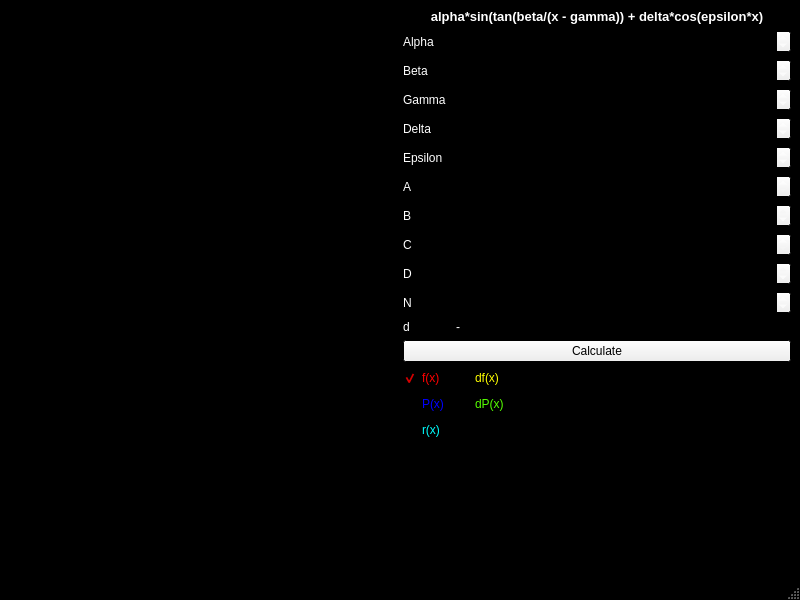
Above: mainwindow.ui from MouseGray/RiemannSum before the change. Below: the same form after it.
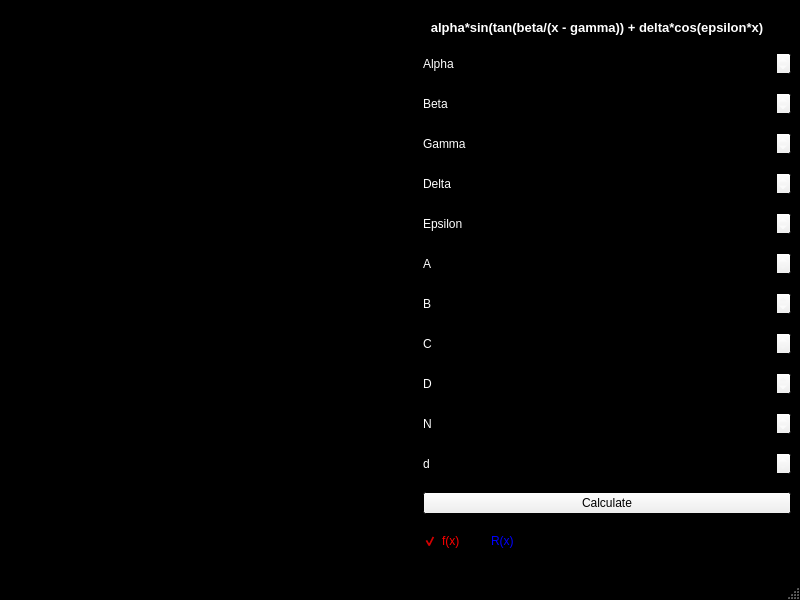
That is the form after the change. Custom widgets are drawn as their Qt base class.

The edit to the form file:
```diff
--- a/mainwindow.ui
+++ b/mainwindow.ui
@@ -117,12 +117,12 @@
      </widget>
     </item>
     <item>
-     <layout class="QFormLayout" name="formLayout">
+     <layout class="QGridLayout" name="gridLayout">
       <property name="sizeConstraint">
        <enum>QLayout::SetDefaultConstraint</enum>
       </property>
-      <item row="1" column="0">
-       <widget class="QLabel" name="AlphaText">
+      <item row="10" column="1">
+       <widget class="QLabel" name="NText">
         <property name="sizePolicy">
          <sizepolicy hsizetype="Maximum" vsizetype="Preferred">
           <horstretch>0</horstretch>
@@ -130,107 +130,11 @@
          </sizepolicy>
         </property>
         <property name="text">
-         <string>Alpha</string>
+         <string>N</string>
         </property>
        </widget>
       </item>
-      <item row="1" column="1">
-       <widget class="QDoubleSpinBox" name="Alpha">
-        <property name="sizePolicy">
-         <sizepolicy hsizetype="Preferred" vsizetype="Fixed">
-          <horstretch>0</horstretch>
-          <verstretch>0</verstretch>
-         </sizepolicy>
-        </property>
-        <property name="minimum">
-         <double>-100.000000000000000</double>
-        </property>
-        <property name="maximum">
-         <double>100.000000000000000</double>
-        </property>
-        <property name="value">
-         <double>1.000000000000000</double>
-        </property>
-       </widget>
-      </item>
-      <item row="2" column="0">
-       <widget class="QLabel" name="BetaText">
-        <property name="sizePolicy">
-         <sizepolicy hsizetype="Maximum" vsizetype="Preferred">
-          <horstretch>0</horstretch>
-          <verstretch>0</verstretch>
-         </sizepolicy>
-        </property>
-        <property name="text">
-         <string>Beta</string>
-        </property>
-       </widget>
-      </item>
-      <item row="2" column="1">
-       <widget class="QDoubleSpinBox" name="Beta">
-        <property name="sizePolicy">
-         <sizepolicy hsizetype="Preferred" vsizetype="Fixed">
-          <horstretch>0</horstretch>
-          <verstretch>0</verstretch>
-         </sizepolicy>
-        </property>
-        <property name="minimum">
-         <double>-100.000000000000000</double>
-        </property>
-        <property name="maximum">
-         <double>100.000000000000000</double>
-        </property>
-        <property name="value">
-         <double>1.000000000000000</double>
-        </property>
-       </widget>
-      </item>
-      <item row="3" column="0">
-       <widget class="QLabel" name="GammaText">
-        <property name="sizePolicy">
-         <sizepolicy hsizetype="Maximum" vsizetype="Preferred">
-          <horstretch>0</horstretch>
-          <verstretch>0</verstretch>
-         </sizepolicy>
-        </property>
-        <property name="text">
-         <string>Gamma</string>
-        </property>
-       </widget>
-      </item>
-      <item row="3" column="1">
-       <widget class="QDoubleSpinBox" name="Gamma">
-        <property name="sizePolicy">
-         <sizepolicy hsizetype="Preferred" vsizetype="Fixed">
-          <horstretch>0</horstretch>
-          <verstretch>0</verstretch>
-         </sizepolicy>
-        </property>
-        <property name="minimum">
-         <double>-100.000000000000000</double>
-        </property>
-        <property name="maximum">
-         <double>100.000000000000000</double>
-        </property>
-        <property name="value">
-         <double>1.000000000000000</double>
-        </property>
-       </widget>
-      </item>
-      <item row="4" column="0">
-       <widget class="QLabel" name="DeltaText">
-        <property name="sizePolicy">
-         <sizepolicy hsizetype="Maximum" vsizetype="Preferred">
-          <horstretch>0</horstretch>
-          <verstretch>0</verstretch>
-         </sizepolicy>
-        </property>
-        <property name="text">
-         <string>Delta</string>
-        </property>
-       </widget>
-      </item>
-      <item row="4" column="1">
+      <item row="4" column="2">
        <widget class="QDoubleSpinBox" name="Delta">
         <property name="sizePolicy">
          <sizepolicy hsizetype="Preferred" vsizetype="Fixed">
@@ -249,7 +153,29 @@
         </property>
        </widget>
       </item>
-      <item row="5" column="0">
+      <item row="8" column="2">
+       <widget class="QDoubleSpinBox" name="CValue">
+        <property name="sizePolicy">
+         <sizepolicy hsizetype="Preferred" vsizetype="Fixed">
+          <horstretch>0</horstretch>
+          <verstretch>0</verstretch>
+         </sizepolicy>
+        </property>
+        <property name="decimals">
+         <number>6</number>
+        </property>
+        <property name="minimum">
+         <double>-100.000000000000000</double>
+        </property>
+        <property name="maximum">
+         <double>100.000000000000000</double>
+        </property>
+        <property name="value">
+         <double>-100.000000000000000</double>
+        </property>
+       </widget>
+      </item>
+      <item row="5" column="1">
        <widget class="QLabel" name="EpsilonText">
         <property name="sizePolicy">
          <sizepolicy hsizetype="Maximum" vsizetype="Preferred">
@@ -262,74 +188,7 @@
         </property>
        </widget>
       </item>
-      <item row="5" column="1">
-       <widget class="QDoubleSpinBox" name="Epsilon">
-        <property name="sizePolicy">
-         <sizepolicy hsizetype="Preferred" vsizetype="Fixed">
-          <horstretch>0</horstretch>
-          <verstretch>0</verstretch>
-         </sizepolicy>
-        </property>
-        <property name="minimum">
-         <double>-100.000000000000000</double>
-        </property>
-        <property name="maximum">
-         <double>100.000000000000000</double>
-        </property>
-        <property name="value">
-         <double>1.000000000000000</double>
-        </property>
-       </widget>
-      </item>
-      <item row="6" column="0">
-       <widget class="QLabel" name="AText">
-        <property name="sizePolicy">
-         <sizepolicy hsizetype="Maximum" vsizetype="Preferred">
-          <horstretch>0</horstretch>
-          <verstretch>0</verstretch>
-         </sizepolicy>
-        </property>
-        <property name="text">
-         <string>A</string>
-        </property>
-       </widget>
-      </item>
-      <item row="6" column="1">
-       <widget class="QDoubleSpinBox" name="AValue">
-        <property name="sizePolicy">
-         <sizepolicy hsizetype="Preferred" vsizetype="Fixed">
-          <horstretch>0</horstretch>
-          <verstretch>0</verstretch>
-         </sizepolicy>
-        </property>
-        <property name="decimals">
-         <number>6</number>
-        </property>
-        <property name="minimum">
-         <double>-100.000000000000000</double>
-        </property>
-        <property name="maximum">
-         <double>100.000000000000000</double>
-        </property>
-        <property name="value">
-         <double>-100.000000000000000</double>
-        </property>
-       </widget>
-      </item>
-      <item row="7" column="0">
-       <widget class="QLabel" name="BText">
-        <property name="sizePolicy">
-         <sizepolicy hsizetype="Maximum" vsizetype="Preferred">
-          <horstretch>0</horstretch>
-          <verstretch>0</verstretch>
-         </sizepolicy>
-        </property>
-        <property name="text">
-         <string>B</string>
-        </property>
-       </widget>
-      </item>
-      <item row="7" column="1">
+      <item row="7" column="2">
        <widget class="QDoubleSpinBox" name="BValue">
         <property name="sizePolicy">
          <sizepolicy hsizetype="Preferred" vsizetype="Fixed">
@@ -351,21 +210,8 @@
         </property>
        </widget>
       </item>
-      <item row="8" column="0">
-       <widget class="QLabel" name="CText">
-        <property name="sizePolicy">
-         <sizepolicy hsizetype="Maximum" vsizetype="Preferred">
-          <horstretch>0</horstretch>
-          <verstretch>0</verstretch>
-         </sizepolicy>
-        </property>
-        <property name="text">
-         <string>C</string>
-        </property>
-       </widget>
-      </item>
-      <item row="8" column="1">
-       <widget class="QDoubleSpinBox" name="CValue">
+      <item row="6" column="2">
+       <widget class="QDoubleSpinBox" name="AValue">
         <property name="sizePolicy">
          <sizepolicy hsizetype="Preferred" vsizetype="Fixed">
           <horstretch>0</horstretch>
@@ -386,7 +232,26 @@
         </property>
        </widget>
       </item>
-      <item row="9" column="0">
+      <item row="2" column="2">
+       <widget class="QDoubleSpinBox" name="Beta">
+        <property name="sizePolicy">
+         <sizepolicy hsizetype="Preferred" vsizetype="Fixed">
+          <horstretch>0</horstretch>
+          <verstretch>0</verstretch>
+         </sizepolicy>
+        </property>
+        <property name="minimum">
+         <double>-100.000000000000000</double>
+        </property>
+        <property name="maximum">
+         <double>100.000000000000000</double>
+        </property>
+        <property name="value">
+         <double>1.000000000000000</double>
+        </property>
+       </widget>
+      </item>
+      <item row="9" column="1">
        <widget class="QLabel" name="DText">
         <property name="sizePolicy">
          <sizepolicy hsizetype="Maximum" vsizetype="Preferred">
@@ -399,42 +264,173 @@
         </property>
        </widget>
       </item>
-      <item row="9" column="1">
-       <widget class="QDoubleSpinBox" name="DValue">
+      <item row="4" column="1">
+       <widget class="QLabel" name="DeltaText">
         <property name="sizePolicy">
+         <sizepolicy hsizetype="Maximum" vsizetype="Preferred">
+          <horstretch>0</horstretch>
+          <verstretch>0</verstretch>
+         </sizepolicy>
+        </property>
+        <property name="text">
+         <string>Delta</string>
+        </property>
+       </widget>
+      </item>
+      <item row="12" column="1" colspan="2">
+       <widget class="QPushButton" name="Calculate">
+        <property name="sizePolicy">
          <sizepolicy hsizetype="Preferred" vsizetype="Fixed">
           <horstretch>0</horstretch>
           <verstretch>0</verstretch>
          </sizepolicy>
         </property>
+        <property name="text">
+         <string>Calculate</string>
+        </property>
+        <property name="flat">
+         <bool>false</bool>
+        </property>
+       </widget>
+      </item>
+      <item row="1" column="1">
+       <widget class="QLabel" name="AlphaText">
+        <property name="sizePolicy">
+         <sizepolicy hsizetype="Maximum" vsizetype="Preferred">
+          <horstretch>0</horstretch>
+          <verstretch>0</verstretch>
+         </sizepolicy>
+        </property>
+        <property name="text">
+         <string>Alpha</string>
+        </property>
+       </widget>
+      </item>
+      <item row="5" column="2">
+       <widget class="QDoubleSpinBox" name="Epsilon">
+        <property name="sizePolicy">
+         <sizepolicy hsizetype="Preferred" vsizetype="Fixed">
+          <horstretch>0</horstretch>
+          <verstretch>0</verstretch>
+         </sizepolicy>
+        </property>
+        <property name="minimum">
+         <double>-100.000000000000000</double>
+        </property>
+        <property name="maximum">
+         <double>100.000000000000000</double>
+        </property>
+        <property name="value">
+         <double>1.000000000000000</double>
+        </property>
+       </widget>
+      </item>
+      <item row="13" column="2">
+       <widget class="QCheckBox" name="RVision">
+        <property name="palette">
+         <palette>
+          <active>
+           <colorrole role="WindowText">
+            <brush brushstyle="SolidPattern">
+             <color alpha="255">
+              <red>0</red>
+              <green>0</green>
+              <blue>255</blue>
+             </color>
+            </brush>
+           </colorrole>
+          </active>
+          <inactive>
+           <colorrole role="WindowText">
+            <brush brushstyle="SolidPattern">
+             <color alpha="255">
+              <red>0</red>
+              <green>0</green>
+              <blue>255</blue>
+             </color>
+            </brush>
+           </colorrole>
+          </inactive>
+          <disabled>
+           <colorrole role="WindowText">
+            <brush brushstyle="SolidPattern">
+             <color alpha="255">
+              <red>117</red>
+              <green>117</green>
+              <blue>117</blue>
+             </color>
+            </brush>
+           </colorrole>
+          </disabled>
+         </palette>
+        </property>
+        <property name="text">
+         <string>R(x)</string>
+        </property>
+        <property name="checked">
+         <bool>true</bool>
+        </property>
+       </widget>
+      </item>
+      <item row="3" column="1">
+       <widget class="QLabel" name="GammaText">
+        <property name="sizePolicy">
+         <sizepolicy hsizetype="Maximum" vsizetype="Preferred">
+          <horstretch>0</horstretch>
+          <verstretch>0</verstretch>
+         </sizepolicy>
+        </property>
+        <property name="text">
+         <string>Gamma</string>
+        </property>
+       </widget>
+      </item>
+      <item row="7" column="1">
+       <widget class="QLabel" name="BText">
+        <property name="sizePolicy">
+         <sizepolicy hsizetype="Maximum" vsizetype="Preferred">
+          <horstretch>0</horstretch>
+          <verstretch>0</verstretch>
+         </sizepolicy>
+        </property>
+        <property name="text">
+         <string>B</string>
+        </property>
+       </widget>
+      </item>
+      <item row="3" column="2">
+       <widget class="QDoubleSpinBox" name="Gamma">
+        <property name="sizePolicy">
+         <sizepolicy hsizetype="Preferred" vsizetype="Fixed">
+          <horstretch>0</horstretch>
+          <verstretch>0</verstretch>
+         </sizepolicy>
+        </property>
+        <property name="minimum">
+         <double>-100.000000000000000</double>
+        </property>
+        <property name="maximum">
+         <double>100.000000000000000</double>
+        </property>
+        <property name="value">
+         <double>1.000000000000000</double>
+        </property>
+       </widget>
+      </item>
+      <item row="11" column="2">
+       <widget class="QDoubleSpinBox" name="doubleSpinBox">
         <property name="decimals">
          <number>6</number>
         </property>
         <property name="minimum">
-         <double>-100.000000000000000</double>
-        </property>
-        <property name="maximum">
-         <double>100.000000000000000</double>
+         <double>0.000001000000000</double>
         </property>
         <property name="value">
-         <double>100.000000000000000</double>
+         <double>0.000001000000000</double>
         </property>
        </widget>
       </item>
-      <item row="10" column="0">
-       <widget class="QLabel" name="NText">
-        <property name="sizePolicy">
-         <sizepolicy hsizetype="Maximum" vsizetype="Preferred">
-          <horstretch>0</horstretch>
-          <verstretch>0</verstretch>
-         </sizepolicy>
-        </property>
-        <property name="text">
-         <string>N</string>
-        </property>
-       </widget>
-      </item>
-      <item row="10" column="1">
+      <item row="10" column="2">
        <widget class="QSpinBox" name="NValue">
         <property name="sizePolicy">
          <sizepolicy hsizetype="Preferred" vsizetype="Fixed">
@@ -450,7 +446,7 @@
         </property>
        </widget>
       </item>
-      <item row="11" column="0">
+      <item row="11" column="1">
        <widget class="QLabel" name="dText">
         <property name="sizePolicy">
          <sizepolicy hsizetype="Maximum" vsizetype="Preferred">
@@ -463,94 +459,7 @@
         </property>
        </widget>
       </item>
-      <item row="11" column="1">
-       <widget class="QLabel" name="dValue">
-        <property name="palette">
-         <palette>
-          <active>
-           <colorrole role="Text">
-            <brush brushstyle="SolidPattern">
-             <color alpha="255">
-              <red>255</red>
-              <green>255</green>
-              <blue>255</blue>
-             </color>
-            </brush>
-           </colorrole>
-           <colorrole role="PlaceholderText">
-            <brush brushstyle="SolidPattern">
-             <color alpha="128">
-              <red>255</red>
-              <green>255</green>
-              <blue>255</blue>
-             </color>
-            </brush>
-           </colorrole>
-          </active>
-          <inactive>
-           <colorrole role="Text">
-            <brush brushstyle="SolidPattern">
-             <color alpha="255">
-              <red>255</red>
-              <green>255</green>
-              <blue>255</blue>
-             </color>
-            </brush>
-           </colorrole>
-           <colorrole role="PlaceholderText">
-            <brush brushstyle="SolidPattern">
-             <color alpha="128">
-              <red>255</red>
-              <green>255</green>
-              <blue>255</blue>
-             </color>
-            </brush>
-           </colorrole>
-          </inactive>
-          <disabled>
-           <colorrole role="Text">
-            <brush brushstyle="SolidPattern">
-             <color alpha="255">
-              <red>117</red>
-              <green>117</green>
-              <blue>117</blue>
-             </color>
-            </brush>
-           </colorrole>
-           <colorrole role="PlaceholderText">
-            <brush brushstyle="SolidPattern">
-             <color alpha="128">
-              <red>0</red>
-              <green>0</green>
-              <blue>0</blue>
-             </color>
-            </brush>
-           </colorrole>
-          </disabled>
-         </palette>
-        </property>
-        <property name="text">
-         <string>-</string>
-        </property>
-       </widget>
-      </item>
-      <item row="12" column="0" colspan="2">
-       <widget class="QPushButton" name="Calculate">
-        <property name="sizePolicy">
-         <sizepolicy hsizetype="Preferred" vsizetype="Fixed">
-          <horstretch>0</horstretch>
-          <verstretch>0</verstretch>
-         </sizepolicy>
-        </property>
-        <property name="text">
-         <string>Calculate</string>
-        </property>
-        <property name="flat">
-         <bool>false</bool>
-        </property>
-       </widget>
-      </item>
-      <item row="13" column="0">
+      <item row="13" column="1">
        <widget class="QCheckBox" name="FVision">
         <property name="palette">
          <palette>
@@ -708,198 +617,158 @@
         </property>
        </widget>
       </item>
-      <item row="13" column="1">
-       <widget class="QCheckBox" name="dFVision">
-        <property name="palette">
-         <palette>
-          <active>
-           <colorrole role="WindowText">
-            <brush brushstyle="SolidPattern">
-             <color alpha="255">
-              <red>255</red>
-              <green>255</green>
-              <blue>0</blue>
-             </color>
-            </brush>
-           </colorrole>
-          </active>
-          <inactive>
-           <colorrole role="WindowText">
-            <brush brushstyle="SolidPattern">
-             <color alpha="255">
-              <red>255</red>
-              <green>255</green>
-              <blue>0</blue>
-             </color>
-            </brush>
-           </colorrole>
-          </inactive>
-          <disabled>
-           <colorrole role="WindowText">
-            <brush brushstyle="SolidPattern">
-             <color alpha="255">
-              <red>117</red>
-              <green>117</green>
-              <blue>117</blue>
-             </color>
-            </brush>
-           </colorrole>
-          </disabled>
-         </palette>
+      <item row="1" column="2">
+       <widget class="QDoubleSpinBox" name="Alpha">
+        <property name="sizePolicy">
+         <sizepolicy hsizetype="Preferred" vsizetype="Fixed">
+          <horstretch>0</horstretch>
+          <verstretch>0</verstretch>
+         </sizepolicy>
         </property>
+        <property name="minimum">
+         <double>-100.000000000000000</double>
+        </property>
+        <property name="maximum">
+         <double>100.000000000000000</double>
+        </property>
+        <property name="value">
+         <double>1.000000000000000</double>
+        </property>
+       </widget>
+      </item>
+      <item row="8" column="1">
+       <widget class="QLabel" name="CText">
+        <property name="sizePolicy">
+         <sizepolicy hsizetype="Maximum" vsizetype="Preferred">
+          <horstretch>0</horstretch>
+          <verstretch>0</verstretch>
+         </sizepolicy>
+        </property>
         <property name="text">
-         <string>df(x)</string>
+         <string>C</string>
         </property>
-        <property name="checked">
-         <bool>true</bool>
+       </widget>
+      </item>
+      <item row="6" column="1">
+       <widget class="QLabel" name="AText">
+        <property name="sizePolicy">
+         <sizepolicy hsizetype="Maximum" vsizetype="Preferred">
+          <horstretch>0</horstretch>
+          <verstretch>0</verstretch>
+         </sizepolicy>
         </property>
+        <property name="text">
+         <string>A</string>
+        </property>
        </widget>
       </item>
-      <item row="14" column="0">
-       <widget class="QCheckBox" name="PVision">
-        <property name="palette">
-         <palette>
-          <active>
-           <colorrole role="WindowText">
-            <brush brushstyle="SolidPattern">
-             <color alpha="255">
-              <red>0</red>
-              <green>0</green>
-              <blue>255</blue>
-             </color>
-            </brush>
-           </colorrole>
-          </active>
-          <inactive>
-           <colorrole role="WindowText">
-            <brush brushstyle="SolidPattern">
-             <color alpha="255">
-              <red>0</red>
-              <green>0</green>
-              <blue>255</blue>
-             </color>
-            </brush>
-           </colorrole>
-          </inactive>
-          <disabled>
-           <colorrole role="WindowText">
-            <brush brushstyle="SolidPattern">
-             <color alpha="255">
-              <red>117</red>
-              <green>117</green>
-              <blue>117</blue>
-             </color>
-            </brush>
-           </colorrole>
-          </disabled>
-         </palette>
+      <item row="2" column="1">
+       <widget class="QLabel" name="BetaText">
+        <property name="sizePolicy">
+         <sizepolicy hsizetype="Maximum" vsizetype="Preferred">
+          <horstretch>0</horstretch>
+          <verstretch>0</verstretch>
+         </sizepolicy>
         </property>
         <property name="text">
-         <string>P(x)</string>
+         <string>Beta</string>
         </property>
-        <property name="checked">
-         <bool>true</bool>
+       </widget>
+      </item>
+      <item row="9" column="2">
+       <widget class="QDoubleSpinBox" name="DValue">
+        <property name="sizePolicy">
+         <sizepolicy hsizetype="Preferred" vsizetype="Fixed">
+          <horstretch>0</horstretch>
+          <verstretch>0</verstretch>
+         </sizepolicy>
         </property>
+        <property name="decimals">
+         <number>6</number>
+        </property>
+        <property name="minimum">
+         <double>-100.000000000000000</double>
+        </property>
+        <property name="maximum">
+         <double>100.000000000000000</double>
+        </property>
+        <property name="value">
+         <double>100.000000000000000</double>
+        </property>
        </widget>
       </item>
-      <item row="14" column="1">
-       <widget class="QCheckBox" name="dPVision">
-        <property name="palette">
-         <palette>
-          <active>
-           <colorrole role="WindowText">
-            <brush brushstyle="SolidPattern">
-             <color alpha="255">
-              <red>85</red>
-              <green>255</green>
-              <blue>0</blue>
-             </color>
-            </brush>
-           </colorrole>
-          </active>
-          <inactive>
-           <colorrole role="WindowText">
-            <brush brushstyle="SolidPattern">
-             <color alpha="255">
-              <red>85</red>
-              <green>255</green>
-              <blue>0</blue>
-             </color>
-            </brush>
-           </colorrole>
-          </inactive>
-          <disabled>
-           <colorrole role="WindowText">
-            <brush brushstyle="SolidPattern">
-             <color alpha="255">
-              <red>117</red>
-              <green>117</green>
-              <blue>117</blue>
-             </color>
-            </brush>
-           </colorrole>
-          </disabled>
-         </palette>
+      <item row="1" column="0">
+       <widget class="QRadioButton" name="AlphaFix">
+        <property name="sizePolicy">
+         <sizepolicy hsizetype="Maximum" vsizetype="Fixed">
+          <horstretch>0</horstretch>
+          <verstretch>0</verstretch>
+         </sizepolicy>
         </property>
         <property name="text">
-         <string>dP(x)</string>
+         <string/>
         </property>
-        <property name="checked">
-         <bool>true</bool>
+       </widget>
+      </item>
+      <item row="2" column="0">
+       <widget class="QRadioButton" name="BetaFix">
+        <property name="sizePolicy">
+         <sizepolicy hsizetype="Maximum" vsizetype="Fixed">
+          <horstretch>0</horstretch>
+          <verstretch>0</verstretch>
+         </sizepolicy>
         </property>
+        <property name="text">
+         <string/>
+        </property>
        </widget>
       </item>
-      <item row="15" column="0">
-       <widget class="QCheckBox" name="RVision">
-        <property name="palette">
-         <palette>
-          <active>
-           <colorrole role="WindowText">
-            <brush brushstyle="SolidPattern">
-             <color alpha="255">
-              <red>0</red>
-              <green>255</green>
-              <blue>255</blue>
-             </color>
-            </brush>
-           </colorrole>
-          </active>
-          <inactive>
-           <colorrole role="WindowText">
-            <brush brushstyle="SolidPattern">
-             <color alpha="255">
-              <red>0</red>
-              <green>255</green>
-              <blue>255</blue>
-             </color>
-            </brush>
-           </colorrole>
-          </inactive>
-          <disabled>
-           <colorrole role="WindowText">
-            <brush brushstyle="SolidPattern">
-             <color alpha="255">
-              <red>117</red>
-              <green>117</green>
-              <blue>117</blue>
-             </color>
-            </brush>
-           </colorrole>
-          </disabled>
-         </palette>
+      <item row="3" column="0">
+       <widget class="QRadioButton" name="GammaFix">
+        <property name="sizePolicy">
+         <sizepolicy hsizetype="Maximum" vsizetype="Fixed">
+          <horstretch>0</horstretch>
+          <verstretch>0</verstretch>
+         </sizepolicy>
         </property>
         <property name="text">
-         <string>r(x)</string>
+         <string/>
         </property>
         <property name="checked">
          <bool>true</bool>
         </property>
        </widget>
       </item>
-      <item row="0" column="0" colspan="2">
+      <item row="4" column="0">
+       <widget class="QRadioButton" name="DeltaFix">
+        <property name="sizePolicy">
+         <sizepolicy hsizetype="Maximum" vsizetype="Fixed">
+          <horstretch>0</horstretch>
+          <verstretch>0</verstretch>
+         </sizepolicy>
+        </property>
+        <property name="text">
+         <string/>
+        </property>
+       </widget>
+      </item>
+      <item row="5" column="0">
+       <widget class="QRadioButton" name="EpsilonFix">
+        <property name="sizePolicy">
+         <sizepolicy hsizetype="Maximum" vsizetype="Fixed">
+          <horstretch>0</horstretch>
+          <verstretch>0</verstretch>
+         </sizepolicy>
+        </property>
+        <property name="text">
+         <string/>
+        </property>
+       </widget>
+      </item>
+      <item row="0" column="0" colspan="3">
        <widget class="QLabel" name="label">
         <property name="sizePolicy">
-         <sizepolicy hsizetype="Preferred" vsizetype="Preferred">
+         <sizepolicy hsizetype="Preferred" vsizetype="Maximum">
           <horstretch>0</horstretch>
           <verstretch>0</verstretch>
          </sizepolicy>
```
